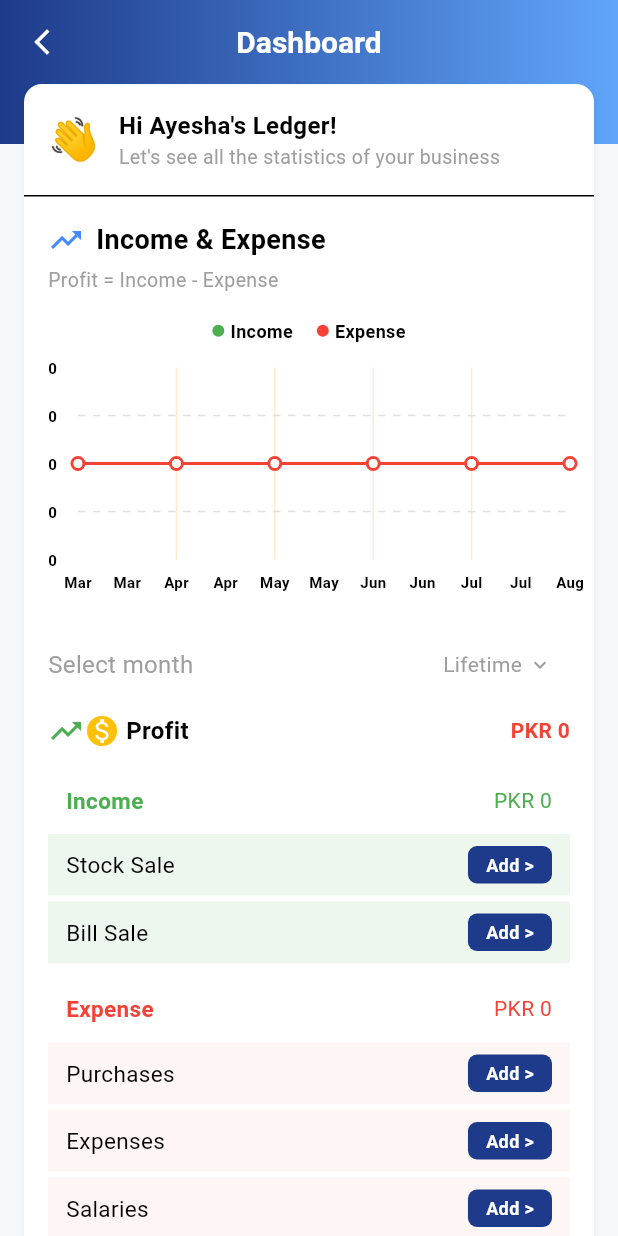
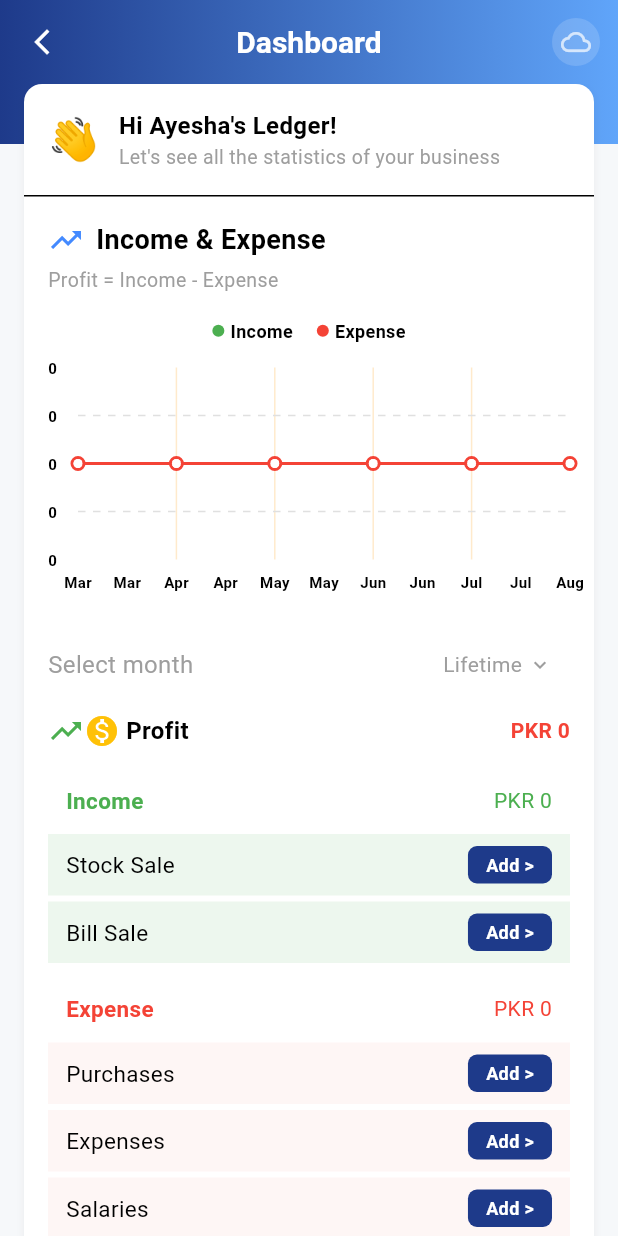
Before and after one commit to ayeshazafar-az/digikhata_clone, a Flutter app: the BusinessDashboardScreen screen opened by its route, on a phone screen of 412 x 824 dp. Run offline on Flutter 3.47's test engine with Material 3 defaults, Android fonts, the phone set to English and light mode, and no system bars; drawn by our look-alikes of fl_chart; our stand-ins replace firebase_core, firebase_messaging, flutter_contacts, flutter_riverpod, flutter_tts, go_router and 11 more; missing offline and left inert: excel; accounts and stored records are empty; generated files the repository leaves out were written again; network calls fail.

Commit message:
feat: implement sync service with UI indicator and backup/restore functionality

```diff
--- a/lib/core/router/app_router.dart
+++ b/lib/core/router/app_router.dart
@@ -53,6 +53,7 @@ import '../../features/ledger/presentation/screens/categories_screen.dart';
 import '../../features/ledger/presentation/screens/all_brands_screen.dart';
 import '../../features/ledger/presentation/screens/notifications_screen.dart';
 import '../../features/ledger/presentation/screens/pro_subscription_screen.dart';
+import '../../features/ledger/presentation/screens/backup_restore_screen.dart';
 
 final GlobalKey<NavigatorState> _rootNavigatorKey =
     GlobalKey<NavigatorState>(debugLabel: 'root');
@@ -97,6 +98,9 @@ class AppRouter {
       GoRoute(
           path: '/distributor',
           builder: (context, state) => const DistributorScreen()),
+      GoRoute(
+          path: '/backup',
+          builder: (context, state) => const BackupRestoreScreen()),
       GoRoute(
         path: '/',
         name: 'splash',
--- /dev/null
+++ b/lib/core/widgets/sync_indicator.dart
@@ -0,0 +1,92 @@
+import 'package:flutter/material.dart';
+import 'package:flutter_riverpod/flutter_riverpod.dart';
+import '../utils/sync_service.dart';
+import '../../app/theme.dart';
+
+/// A compact sync status indicator widget to be placed in AppBars or headers.
+/// Shows real-time sync state with color-coded icons and tap-to-sync.
+class SyncIndicator extends ConsumerWidget {
+  const SyncIndicator({super.key});
+
+  @override
+  Widget build(BuildContext context, WidgetRef ref) {
+    final syncState = ref.watch(syncServiceProvider);
+
+    IconData icon;
+    Color color;
+    String tooltip;
+
+    switch (syncState.status) {
+      case SyncStatus.idle:
+        icon = Icons.cloud_outlined;
+        color = Colors.white70;
+        tooltip = 'Tap to sync';
+        break;
+      case SyncStatus.syncing:
+        icon = Icons.cloud_sync;
+        color = AppTheme.warningOrange;
+        tooltip = 'Syncing...';
+        break;
+      case SyncStatus.synced:
+        icon = Icons.cloud_done;
+        color = AppTheme.successGreen;
+        tooltip = 'All data synced';
+        break;
+      case SyncStatus.error:
+        icon = Icons.cloud_off;
+        color = AppTheme.dangerRed;
+        tooltip = syncState.errorMessage ?? 'Sync error';
+        break;
+      case SyncStatus.offline:
+        icon = Icons.wifi_off;
+        color = Colors.grey;
+        tooltip = 'Offline — data saved locally';
+        break;
+    }
+
+    return Tooltip(
+      message: tooltip,
+      child: InkWell(
+        onTap: () {
+          ref.read(syncServiceProvider.notifier).syncNow();
+          ScaffoldMessenger.of(context).showSnackBar(
+            SnackBar(
+              content: Row(
+                children: [
+                  Icon(icon, color: Colors.white, size: 18),
+                  const SizedBox(width: 8),
+                  Text(tooltip),
+                  if (syncState.pendingCount > 0) ...[
+                    const SizedBox(width: 8),
+                    Text('(${syncState.pendingCount} pending)',
+                        style: const TextStyle(color: Colors.white70)),
+                  ],
+                ],
+              ),
+              backgroundColor: AppTheme.primaryBlue,
+              duration: const Duration(seconds: 2),
+            ),
+          );
+        },
+        borderRadius: BorderRadius.circular(20),
+        child: Container(
+          padding: const EdgeInsets.all(6),
+          decoration: BoxDecoration(
+            color: Colors.white.withValues(alpha: 0.15),
+            shape: BoxShape.circle,
+          ),
+          child: syncState.status == SyncStatus.syncing
+              ? SizedBox(
+                  width: 20,
+                  height: 20,
+                  child: CircularProgressIndicator(
+                    color: color,
+                    strokeWidth: 2,
+                  ),
+                )
+              : Icon(icon, color: color, size: 20),
+        ),
+      ),
+    );
+  }
+}
--- a/lib/features/ledger/presentation/screens/business_dashboard_screen.dart
+++ b/lib/features/ledger/presentation/screens/business_dashboard_screen.dart
@@ -5,6 +5,7 @@ import 'package:fl_chart/fl_chart.dart';
 import 'package:flutter_riverpod/flutter_riverpod.dart';
 import '../../../../app/theme.dart';
 import '../../../../core/providers/currency_provider.dart';
+import '../../../../core/widgets/sync_indicator.dart';
 
 class BusinessDashboardScreen extends ConsumerWidget {
   const BusinessDashboardScreen({super.key});
@@ -36,6 +37,10 @@ class BusinessDashboardScreen extends ConsumerWidget {
                 color: Colors.white,
                 fontWeight: FontWeight.bold,
                 fontSize: 20)),
+        actions: const [
+          SyncIndicator(),
+          SizedBox(width: 12),
+        ],
       ),
       body: Stack(
         children: [
@@ -164,7 +169,8 @@ class BusinessDashboardScreen extends ConsumerWidget {
                       strokeWidth: 1,
                       dashArray: [5, 5]),
                   getDrawingVerticalLine: (value) => FlLine(
-                      color: Colors.orange.withValues(alpha: 0.2), strokeWidth: 1),
+                      color: Colors.orange.withValues(alpha: 0.2),
+                      strokeWidth: 1),
                 ),
                 titlesData: FlTitlesData(
                     show: true,
--- a/lib/features/ledger/presentation/widgets/app_drawer_menu.dart
+++ b/lib/features/ledger/presentation/widgets/app_drawer_menu.dart
@@ -97,7 +97,7 @@ class AppDrawerMenu extends StatelessWidget {
           _buildDrawerItem(context, Icons.money_off, 'Expense',
               () => context.push('/expense')),
           _buildDrawerItem(context, Icons.cloud_upload, 'Backup',
-              () => context.push('/admin_settings')),
+              () => context.push('/backup')),
           const Padding(
             padding: EdgeInsets.symmetric(horizontal: 16, vertical: 8),
             child: Divider(color: Colors.black12, thickness: 1),
```
Also changed, not shown: lib/core/utils/sync_service.dart (added, +128 -0 lines), lib/features/ledger/presentation/screens/backup_restore_screen.dart (added, +374 -0 lines).
